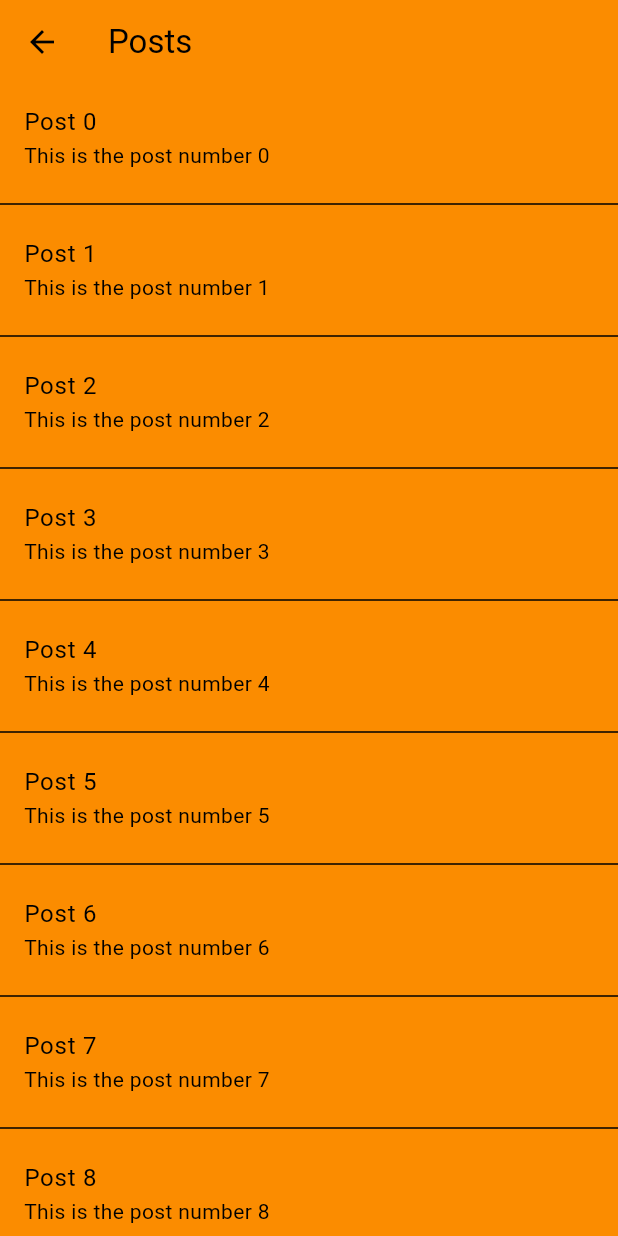
After one commit to ncalderini/fudo_challenge, a Flutter app: the PostsPage screen opened directly, on a phone screen of 412 x 824 dp. The commit adds this screen. Run offline on Flutter 3.47's test engine with Material 3 defaults, Android fonts, the phone set to English and light mode, and no system bars; our stand-ins replace bloc, equatable, flutter_bloc, shared_preferences; accounts and stored records are empty.

Commit message:
Initial posts screen

```diff
--- a/lib/presentation/login/view/login_page.dart
+++ b/lib/presentation/login/view/login_page.dart
@@ -4,6 +4,7 @@ import 'package:fudo_challenge/domain/usecase/login_user.dart';
 import 'package:fudo_challenge/presentation/login/bloc/login_bloc.dart';
 import 'package:fudo_challenge/presentation/login/bloc/login_event.dart';
 import 'package:fudo_challenge/presentation/login/bloc/login_state.dart';
+import 'package:fudo_challenge/presentation/posts/view/posts_page.dart';
 
 class LoginPage extends StatelessWidget {
   const LoginPage({super.key});
@@ -45,6 +46,9 @@ class _LoginFormState extends State<LoginForm> {
                   style: TextStyle(color: Colors.white)),
               backgroundColor: Colors.green.shade600,
             ));
+          Route route = MaterialPageRoute(
+              builder: (context) => const PostsPage());
+          Navigator.pushReplacement(context, route);
         } else if (state is LoginError) {
           ScaffoldMessenger.of(context)
             ..hideCurrentSnackBar()
--- /dev/null
+++ b/lib/presentation/posts/view/posts_page.dart
@@ -0,0 +1,29 @@
+import 'package:flutter/material.dart';
+
+class PostsPage extends StatelessWidget {
+  const PostsPage({super.key});
+
+  @override
+  Widget build(BuildContext context) {
+    return Scaffold(
+      appBar: AppBar(title: const Text("Posts")),
+      body: const PostsList(),
+    );
+  }
+}
+
+class PostsList extends StatelessWidget {
+  const PostsList({super.key});
+
+  @override
+  Widget build(BuildContext context) {
+    return ListView.separated(
+      itemBuilder: (context, index) => ListTile(
+        title: Text("Post $index"),
+        subtitle: Text("This is the post number $index"),
+      ),
+      separatorBuilder: (context, index) => const Divider(),
+      itemCount: 50
+    );
+  }
+}
```
